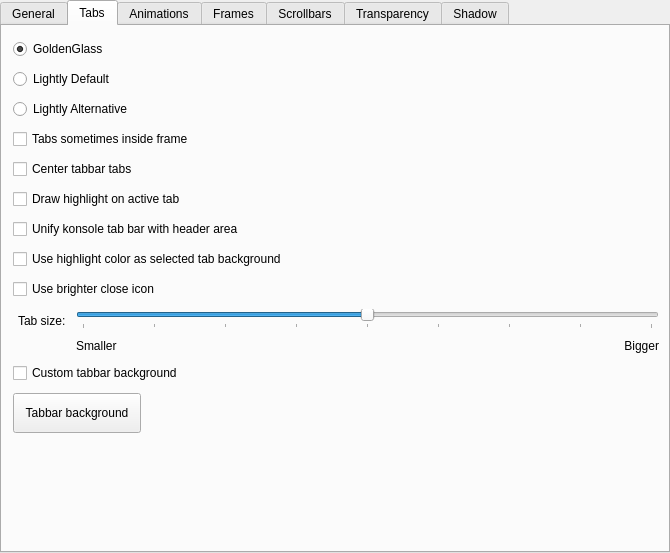
Before: the Qt Designer form kstyle/config/ui/goldenglassstyleconfig.ui in BuaxDEV/kde-golden-glass, drawn with Qt 5.
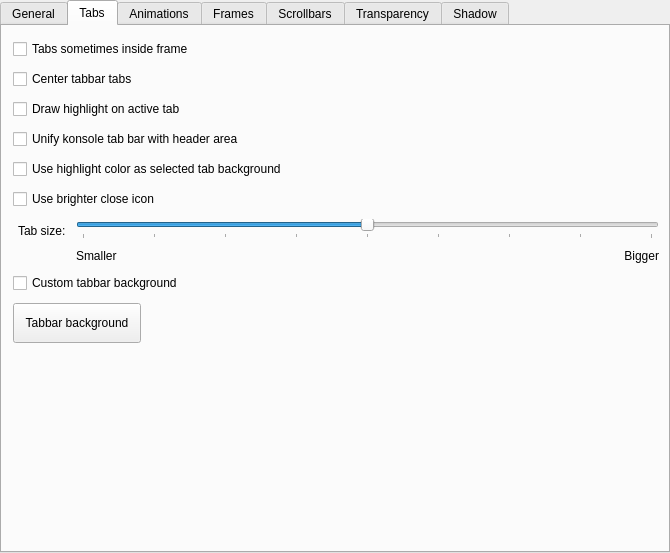
After: the same form once the commit is applied. The open tabs and pages were chosen to show the change. Custom widgets are drawn as their Qt base class.

Commit message:
Drop the inherited Lightly tab bar styles
The Tabs page of the style settings no longer offers the "Lightly Default"
and "Lightly Alternative" tab bars, and the OldTabbar and TabBarAltStyle
keys are gone. Tabs keep the GoldenGlass look they had by default.

Patch:
```diff
--- a/kstyle/config/ui/goldenglassstyleconfig.ui
+++ b/kstyle/config/ui/goldenglassstyleconfig.ui
@@ -545,30 +545,6 @@
          <property name="topMargin">
           <number>4</number>
          </property>
-         <item>
-          <widget class="QRadioButton" name="_defaultTabbar">
-           <property name="text">
-            <string>GoldenGlass</string>
-           </property>
-           <property name="checked">
-            <bool>true</bool>
-           </property>
-          </widget>
-         </item>
-         <item>
-          <widget class="QRadioButton" name="_oldTabbar">
-           <property name="text">
-            <string>Lightly Default</string>
-           </property>
-          </widget>
-         </item>
-         <item>
-          <widget class="QRadioButton" name="_tabBarAltStyle">
-           <property name="text">
-            <string>Lightly Alternative</string>
-           </property>
-          </widget>
-         </item>
          <item>
           <widget class="QCheckBox" name="_documentModeTabs">
            <property name="text">
```
The commit also changes 4 other files.
